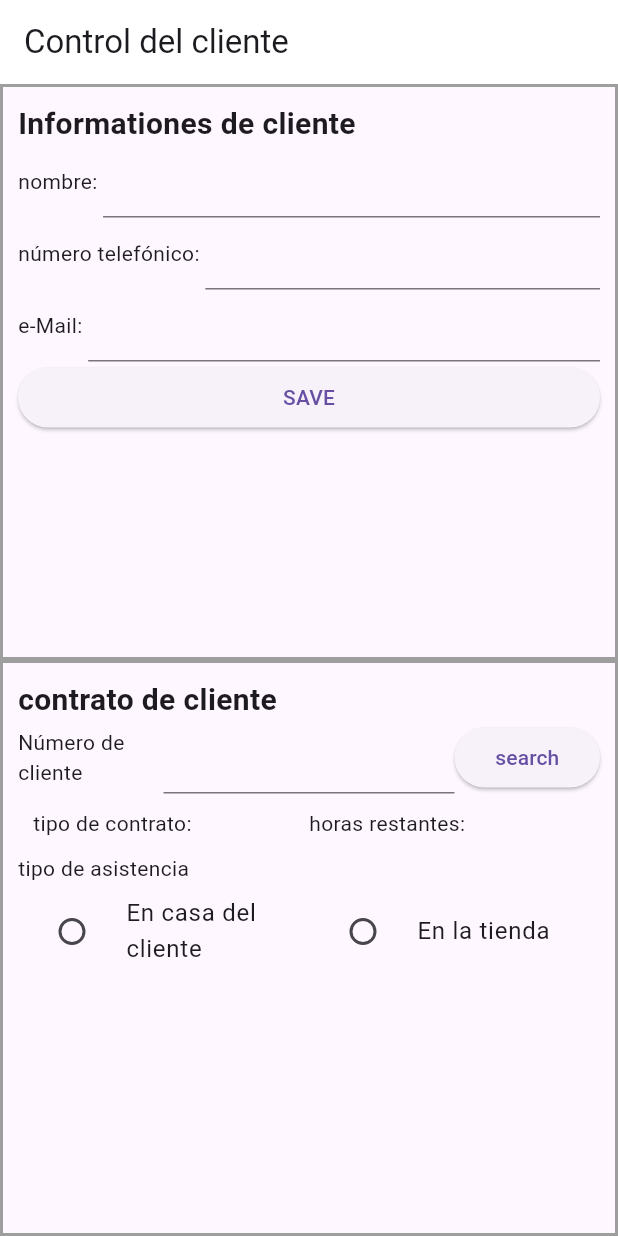
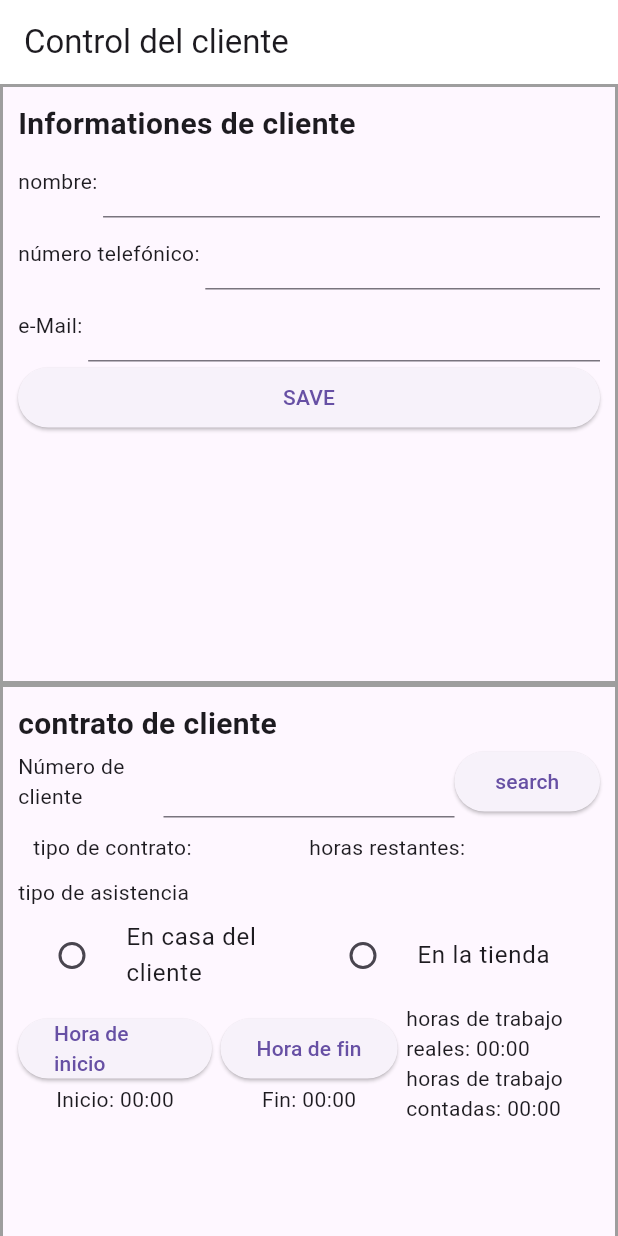
Before and after one commit to MichBell2417/CustomersRequestApp, a Flutter app: the screen it shows after launch, on a phone screen of 412 x 824 dp. Run offline on Flutter 3.47's test engine with Material 3 defaults, Android fonts, the phone set to English and light mode, and no system bars.

Commit message:
added work time and repaired the interface errors

```diff
--- a/customer_request_application/lib/classes.dart
+++ b/customer_request_application/lib/classes.dart
@@ -1,4 +1,5 @@
 import "package:flutter/material.dart";
+import "package:provider/provider.dart";
 
 class Customer{
   String _name;
@@ -13,9 +14,53 @@ class Customer{
     }
   }
 }
+
 class applicationController extends ChangeNotifier{
   //TODO: the data customer will be archived in csv file and the process will be automated
   List<Customer> customers = [Customer("Marco", "xx@gmail.com", 3333333333, "via, Marco Ruspi", 3, "10h"), Customer("Luca", "luce@gmail.com", 334555555, "via, Lucio Armando", 15, "20h")];
 
+//--------------------------------------------------------- part to control the time
+  TimeOfDay _startTime = TimeOfDay(hour: 0, minute: 0);
+  TimeOfDay _endTime = TimeOfDay(hour: 0, minute: 0);
 
+  void selectTime(BuildContext context, bool start) async {
+    final TimeOfDay? newTime = await showTimePicker(
+      context: context,
+      initialTime: TimeOfDay.now(),
+    );
+    if (newTime != null) {
+        if(start){
+          _startTime=newTime;
+        }else{
+          _endTime=newTime;
+        }
+    }
+
+    notifyListeners();
+  }
+
+  get startTime => "${_startTime.hour<10 ? "0${_startTime.hour}" : _startTime.hour}:${_startTime.minute<10 ? "0${_startTime.minute}" : _startTime.minute}";
+  get endTime => "${_endTime.hour<10 ? "0${_endTime.hour}" : _endTime.hour}:${_endTime.minute<10 ? "0${_endTime.minute}" : _endTime.minute}";
+  //get workHours => TimeOfDay(hour: _endTime.hour-_startTime.hour, minute: _endTime.minute-_startTime.minute);
+  TimeOfDay workHours(){
+    int hours=_endTime.hour-_startTime.hour;
+    int minutes=_endTime.minute-_startTime.minute;
+    if(hours<0){
+      hours=24+hours;
+    }
+    if(minutes<0){
+      hours-=1;
+      minutes=60+minutes;
+    }
+    return TimeOfDay(hour: hours, minute: minutes);
+  }
+  String workHoursString(){
+    var time=workHours();
+    return "${time.hour<10 ? "0${time.hour}" : time.hour}:${time.minute<10 ? "0${time.minute}" : time.minute}";
+  }
+  String workHoursStringContadas(){
+    var time=workHours();
+    //TODO: check the radio button
+    return "${time.hour<10 ? "0${time.hour}" : time.hour}:${time.minute<10 ? "0${time.minute}" : time.minute}";
+  }
 }
--- a/customer_request_application/lib/main.dart
+++ b/customer_request_application/lib/main.dart
@@ -17,8 +17,10 @@ class PrincipalPage extends StatelessWidget {
     );
   }
 }
+
 //
 enum SingingCharacter { casa, tienda }
+
 //Here you write the interface
 class FirstScreen extends StatelessWidget {
   var sectionTitle = TextStyle(fontSize: 20, fontWeight: FontWeight.bold);
@@ -26,6 +28,8 @@ class FirstScreen extends StatelessWidget {
   final numeroDeTelefonoController = TextEditingController();
   final emailController = TextEditingController();
   final customerNumberController = TextEditingController();
+  final startTimeController = TextEditingController();
+  final endTimeController = TextEditingController();
   SingingCharacter? radioButtonSelection;
   @override
   Widget build(BuildContext context) {
@@ -35,9 +39,11 @@ class FirstScreen extends StatelessWidget {
           backgroundColor: Colors.white,
           title: Text('Control del cliente'),
         ),
-        body: Column(
+        body: SingleChildScrollView(
+          child: Column(
             children: [
-            Expanded(
+              Container(
+                  height: 400,
                   child: Container(
                     padding: EdgeInsets.all(10),
                     decoration: BoxDecoration(
@@ -81,7 +87,8 @@ class FirstScreen extends StatelessWidget {
                       ],
                     ),
                   )),
-            Expanded(
+              Container(
+                  height: 400,
                   child: Container(
                     padding: EdgeInsets.all(10),
                     decoration: BoxDecoration(
@@ -142,11 +149,42 @@ class FirstScreen extends StatelessWidget {
                                   }),
                             ),
                           ],
+                        ),
+                        Row(
+                          mainAxisAlignment: MainAxisAlignment.spaceAround,
+                          children: [
+                            Expanded(
+                                child: Column(
+                              children: [
+                                ElevatedButton(
+                                    onPressed: () {
+                                      customersController.selectTime(
+                                          context, true);
+                                    },
+                                    child: Text("Hora de inicio")),
+                                Text("Inicio: ${customersController.startTime}")
+                              ],
+                            )),
+                            Expanded(
+                                child: Column(
+                              children: [
+                                ElevatedButton(
+                                    onPressed: () {
+                                      customersController.selectTime(
+                                          context, false);
+                                    },
+                                    child: Text("Hora de fin")),
+                                Text("Fin: ${customersController.endTime}")
+                              ],
+                            )),
+                            Expanded(child: Column(children: [Text("horas de trabajo reales: ${customersController.workHoursString()}"), Text("horas de trabajo contadas: ${customersController.workHoursStringContadas()}")]))
+                          ],
                         )
                       ],
                     ),
                   ))
             ],
+          ),
         ));
   }
 }
```
Lines whose indentation alone changed are shown as unchanged.
